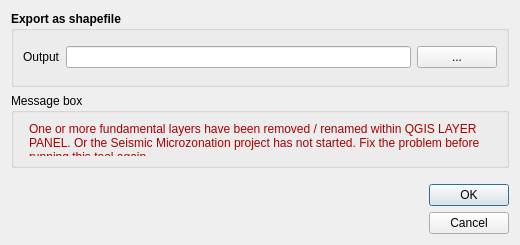
CNR-IGAG/mzs-tools, file tb_esporta_shp.ui: the form before one commit.
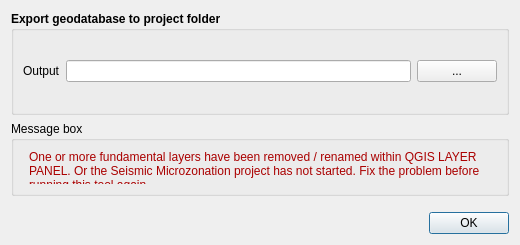
The form after the commit. Icons and pictures are not drawn.

What changed in the file:
```diff
--- a/tb_esporta_shp.ui
+++ b/tb_esporta_shp.ui
@@ -106,7 +106,10 @@
         <enum>Qt::Vertical</enum>
        </property>
        <property name="standardButtons">
-        <set>QDialogButtonBox::Cancel|QDialogButtonBox::Ok</set>
+        <set>QDialogButtonBox::Ok</set>
+       </property>
+       <property name="centerButtons">
+        <bool>true</bool>
        </property>
       </widget>
      </item>
@@ -176,7 +179,7 @@
       </font>
      </property>
      <property name="title">
-      <string>Export as shapefile</string>
+      <string>Export geodatabase to project folder</string>
      </property>
      <layout class="QGridLayout" name="gridLayout_3">
       <item row="0" column="1">
```
Left out of the diff: 2 changed lines with no effect on the pictures.
